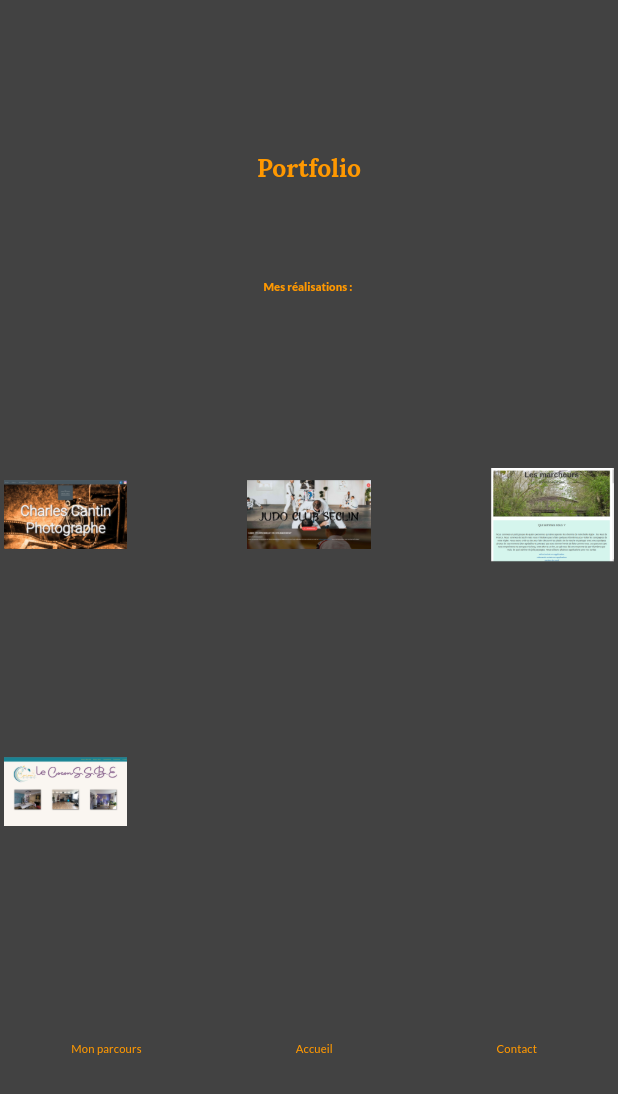
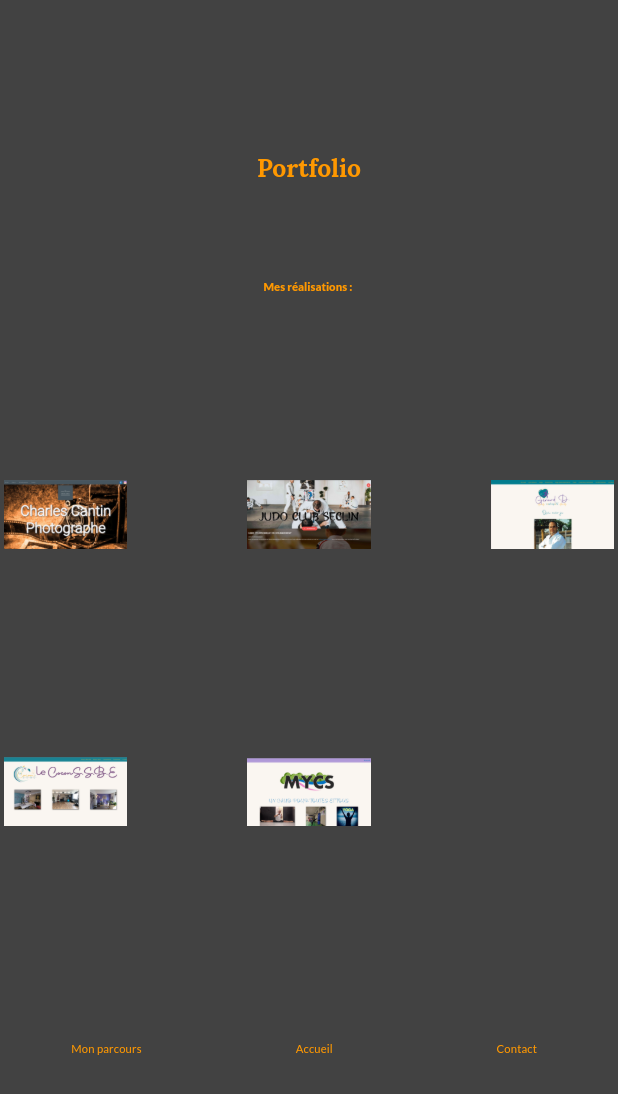
Before and after one commit to pickypou/mon_site_cv, a Flutter app: the screen it shows after launch, after a tap on "Portfolio", on a phone screen of 412 x 824 dp. Shown: the top 1094 px of the screen. Run offline on Flutter 3.47's test engine with Material 3 defaults, Android fonts, the phone set to English and light mode, and no system bars; our stand-ins replace carousel_slider, cloud_firestore, firebase_core, firebase_storage, flutter_bloc, flutter_hooks and 4 more; accounts and stored records are empty; statements that could not run were skipped.

Commit message:
mise a jour portfolio

```diff
--- a/lib/ui/parcours/view/parcours_list_view.dart
+++ b/lib/ui/parcours/view/parcours_list_view.dart
@@ -98,7 +98,7 @@ class _ParcoursListViewState extends State<ParcoursListView> {
                     options: CarouselOptions(
                       height: carouselHeight,
                       autoPlay: true,
-                      autoPlayInterval: const Duration(seconds: 15),
+                      autoPlayInterval: const Duration(seconds: 20),
                       enlargeCenterPage: true,
                       viewportFraction: 0.8,
                       aspectRatio: 16 / 9,
--- a/lib/ui/portfolio/portfolio_view.dart
+++ b/lib/ui/portfolio/portfolio_view.dart
@@ -69,13 +69,13 @@ class PortfolioView extends StatelessWidget {
               // Troisième image avec lien
               GestureDetector(
                 onTap: () async {
-                  const url = 'https://les-marcheurs.netlify.app';
+                  const url = 'https://gerarddcoachsportif.fr/';
                   if (await canLaunchUrl(Uri.parse(url))) {
                     await launchUrl(Uri.parse(url));
                   }
                 },
                 child: Image.asset(
-                  'assets/images/les_marcheurs.png',
+                  'assets/images/gerard.png',
                   width: size.width / 5, // ajustez la largeur de l'image
                   height: size.height / 5, // ajustez la hauteur de l'image
                 ),
@@ -89,6 +89,19 @@ class PortfolioView extends StatelessWidget {
                 },
                 child: Image.asset(
                   'assets/images/le_cocon.png',
+                  width: size.width / 5, // ajustez la largeur de l'image
+                  height: size.height / 5, // ajustez la hauteur de l'image
+                ),
+              ),
+              GestureDetector(
+                onTap: () async {
+                  const url = 'https://mycs-b0307.web.app/';
+                  if (await canLaunchUrl(Uri.parse(url))) {
+                    await launchUrl(Uri.parse(url));
+                  }
+                },
+                child: Image.asset(
+                  'assets/images/mycs.png',
                   width: size.width / 5, // ajustez la largeur de l'image
                   height: size.height / 5, // ajustez la hauteur de l'image
                 ),
```
Also changed, not shown: assets/images/gerard.png (added), assets/images/mycs.png (added).
